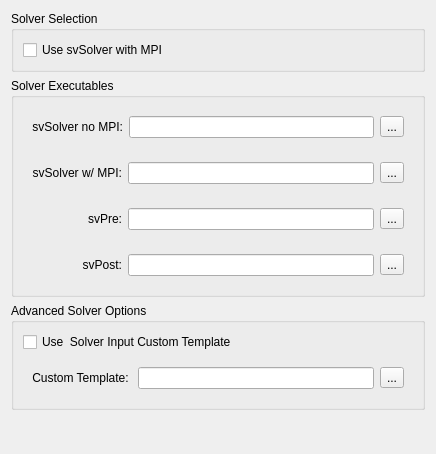
The window that Code/Source/sv4gui/Plugins/org.sv.gui.qt.simulation/sv4gui_SimulationPreferencePage.ui (SimVascular/SimVascular) describes before a commit, drawn with Qt 5.
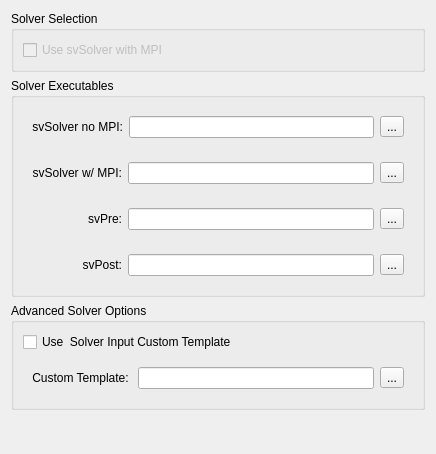
The same window after the commit.

Commit message: Add 'Use MPI' check box to simulation panel, figure out how to set mpi implementation.

```diff
--- a/Code/Source/sv4gui/Plugins/org.sv.gui.qt.simulation/sv4gui_SimulationPreferencePage.ui
+++ b/Code/Source/sv4gui/Plugins/org.sv.gui.qt.simulation/sv4gui_SimulationPreferencePage.ui
@@ -22,6 +22,9 @@
      <layout class="QVBoxLayout" name="verticalLayout_5">
       <item>
        <widget class="QCheckBox" name="useMPIsvSolver">
+        <property name="enabled">
+         <bool>false</bool>
+        </property>
         <property name="text">
          <string>Use svSolver with MPI</string>
         </property>
```
The commit also changes 7 other files.
